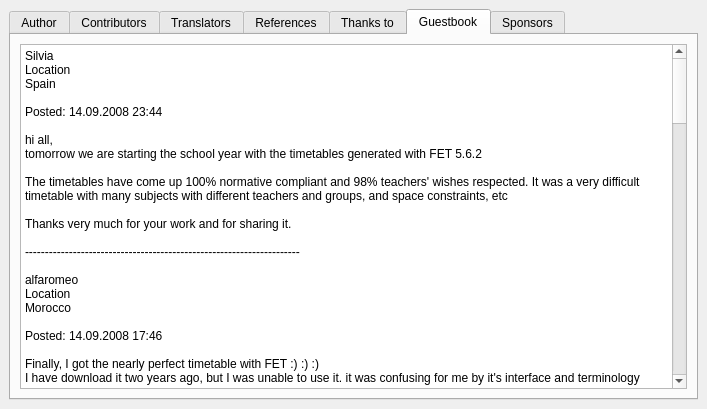
This is fet/src/interface/helpaboutform_template.ui in vonmecheln/fet as Qt 5 draws it before an edit. The edited form follows.
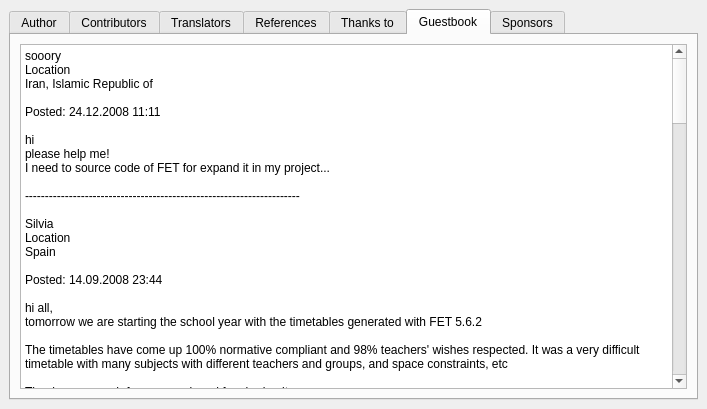
This is the edited form. The open tabs and pages were chosen to show the change.

```diff
--- a/fet/src/interface/helpaboutform_template.ui
+++ b/fet/src/interface/helpaboutform_template.ui
@@ -397,7 +397,19 @@
 &lt;html>&lt;head>&lt;meta name="qrichtext" content="1" />&lt;style type="text/css">
 p, li { white-space: pre-wrap; }
 &lt;/style>&lt;/head>&lt;body style=" font-family:'Sans Serif'; font-size:10pt; font-weight:400; font-style:normal;">
-&lt;p style=" margin-top:0px; margin-bottom:0px; margin-left:0px; margin-right:0px; -qt-block-indent:0; text-indent:0px; font-size:11pt;">&lt;span style=" font-size:9pt;">Silvia&lt;/span>&lt;/p>
+&lt;p style=" margin-top:0px; margin-bottom:0px; margin-left:0px; margin-right:0px; -qt-block-indent:0; text-indent:0px;">&lt;span style=" font-size:9pt;">sooory&lt;/span>&lt;/p>
+&lt;p style=" margin-top:0px; margin-bottom:0px; margin-left:0px; margin-right:0px; -qt-block-indent:0; text-indent:0px; font-size:9pt;">Location&lt;/p>
+&lt;p style=" margin-top:0px; margin-bottom:0px; margin-left:0px; margin-right:0px; -qt-block-indent:0; text-indent:0px; font-size:9pt;">Iran, Islamic Republic of&lt;/p>
+&lt;p style="-qt-paragraph-type:empty; margin-top:0px; margin-bottom:0px; margin-left:0px; margin-right:0px; -qt-block-indent:0; text-indent:0px; font-size:9pt;">&lt;/p>
+&lt;p style=" margin-top:0px; margin-bottom:0px; margin-left:0px; margin-right:0px; -qt-block-indent:0; text-indent:0px; font-size:9pt;">Posted: 24.12.2008 11:11&lt;/p>
+&lt;p style="-qt-paragraph-type:empty; margin-top:0px; margin-bottom:0px; margin-left:0px; margin-right:0px; -qt-block-indent:0; text-indent:0px; font-size:9pt;">&lt;/p>
+&lt;p style=" margin-top:0px; margin-bottom:0px; margin-left:0px; margin-right:0px; -qt-block-indent:0; text-indent:0px; font-size:9pt;">hi&lt;/p>
+&lt;p style=" margin-top:0px; margin-bottom:0px; margin-left:0px; margin-right:0px; -qt-block-indent:0; text-indent:0px; font-size:9pt;">please help me!&lt;/p>
+&lt;p style=" margin-top:0px; margin-bottom:0px; margin-left:0px; margin-right:0px; -qt-block-indent:0; text-indent:0px; font-size:9pt;">I need to source code of FET for expand it in my project...&lt;/p>
+&lt;p style="-qt-paragraph-type:empty; margin-top:0px; margin-bottom:0px; margin-left:0px; margin-right:0px; -qt-block-indent:0; text-indent:0px; font-size:9pt;">&lt;/p>
+&lt;p style=" margin-top:0px; margin-bottom:0px; margin-left:0px; margin-right:0px; -qt-block-indent:0; text-indent:0px; font-size:9pt;">---------------------------------------------------------------------&lt;/p>
+&lt;p style="-qt-paragraph-type:empty; margin-top:0px; margin-bottom:0px; margin-left:0px; margin-right:0px; -qt-block-indent:0; text-indent:0px; font-size:9pt;">&lt;/p>
+&lt;p style=" margin-top:0px; margin-bottom:0px; margin-left:0px; margin-right:0px; -qt-block-indent:0; text-indent:0px; font-size:8pt;">&lt;span style=" font-size:9pt;">Silvia&lt;/span>&lt;/p>
 &lt;p style=" margin-top:0px; margin-bottom:0px; margin-left:0px; margin-right:0px; -qt-block-indent:0; text-indent:0px; font-size:9pt;">Location&lt;/p>
 &lt;p style=" margin-top:0px; margin-bottom:0px; margin-left:0px; margin-right:0px; -qt-block-indent:0; text-indent:0px; font-size:9pt;">Spain&lt;/p>
 &lt;p style="-qt-paragraph-type:empty; margin-top:0px; margin-bottom:0px; margin-left:0px; margin-right:0px; -qt-block-indent:0; text-indent:0px; font-size:9pt;">&lt;/p>
```
Left out of the diff: 10 changed lines with no effect on the pictures.
